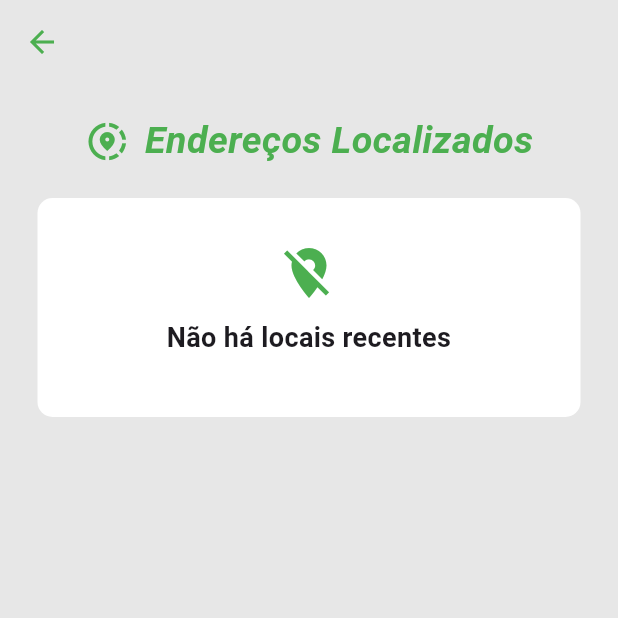
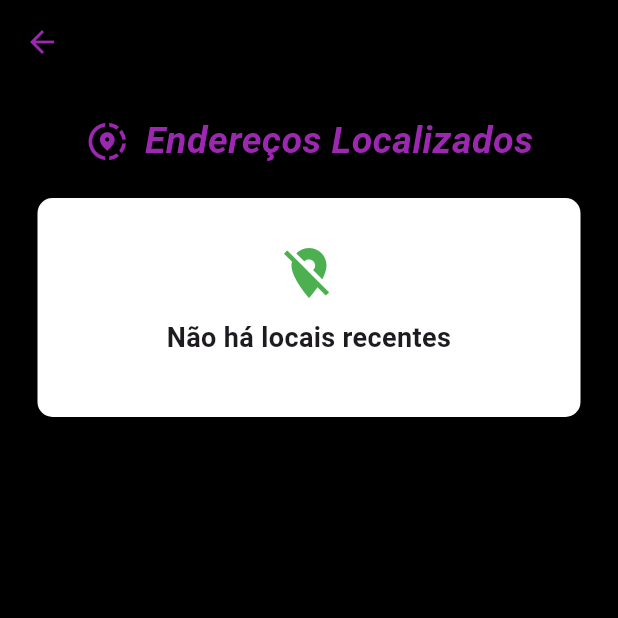
Before and after one commit to lisatomelin/fast_location, a Flutter app: the HistoryPage screen opened by its route, on a phone screen of 412 x 824 dp, the top half of it. Run offline on Flutter 3.47's test engine with Material 3 defaults, Android fonts, the phone set to English and light mode, and no system bars; our stand-ins replace dio, flutter_mobx, hive, hive_flutter, mobx, shared_preferences; missing offline and left inert: path_provider_android, path_provider_ios; accounts and stored records are empty; generated files the repository leaves out were written again.

Commit message:
Refactor: refatorando o projeto

```diff
--- a/lib/main.dart
+++ b/lib/main.dart
@@ -19,7 +19,7 @@ class App extends StatelessWidget {
     return MaterialApp(
       title: 'Fast Location',
       theme: ThemeData(
-        primarySwatch: Colors.green,
+        primarySwatch: Colors.purple,
       ),
       home: const InitialPage(),
       debugShowCheckedModeBanner: false,
--- a/lib/modules/history/page/history_page.dart
+++ b/lib/modules/history/page/history_page.dart
@@ -65,7 +65,7 @@ class _HistoryPageState extends State<HistoryPage> {
                 leading: IconButton(
                   icon: const Icon(
                     Icons.arrow_back,
-                    color: Colors.green,
+                    color: Color.fromRGBO(156, 39, 176, 1),
                   ),
                   onPressed: () => Navigator.pop(context),
                 ),
@@ -90,14 +90,14 @@ class _HistoryPageState extends State<HistoryPage> {
                               Icon(
                                 Icons.share_location,
                                 size: 30,
-                                color: Colors.green,
+                                color: Color.fromRGBO(156, 39, 176, 1),
                               ),
                               SizedBox(
                                 width: 10,
                               ),
                               Text("Endereços Localizados",
                                   style: TextStyle(
-                                      color: Colors.green,
+                                      color: Color.fromRGBO(156, 39, 176, 1),
                                       fontSize: 25,
                                       fontStyle: FontStyle.italic,
                                       fontWeight: FontWeight.bold))
@@ -118,11 +118,11 @@ class _HistoryPageState extends State<HistoryPage> {
 }
 
 class HistoryController {
-  // Define observable properties and methods here
+
   bool isLoading = false;
   List<AddressModel> addressHistoryList = [];
 
   void loadData() {
-    // Load data logic here
+
   }
 }
--- a/lib/shared/colors/app_colors.dart
+++ b/lib/shared/colors/app_colors.dart
@@ -1,7 +1,7 @@
 import 'package:flutter/material.dart';
 
 class AppColors {
-  static const Color appPageBackground = Color(0xFFE7E7E7);
-  static const Color appBarBackground = Colors.green;
-  static const Color appBarContainer = Color(0xffd5d4d4);
+  static const Color appPageBackground = Color.fromARGB(255, 0, 0, 0);
+  static const Color appBarBackground = Color.fromRGBO(156, 39, 176, 1);
+  static const Color appBarContainer = Color.fromARGB(255, 0, 0, 0);
 }
--- a/lib/shared/components/app_loading.dart
+++ b/lib/shared/components/app_loading.dart
@@ -11,7 +11,7 @@ class AppLoading extends StatelessWidget {
       body: Center(
         child: CircularProgressIndicator(
           backgroundColor: AppColors.appPageBackground,
-          valueColor: AlwaysStoppedAnimation<Color>(Colors.green),
+          valueColor: AlwaysStoppedAnimation<Color>(Color.fromRGBO(156, 39, 176, 1)),
         ),
       ),
     );
```
